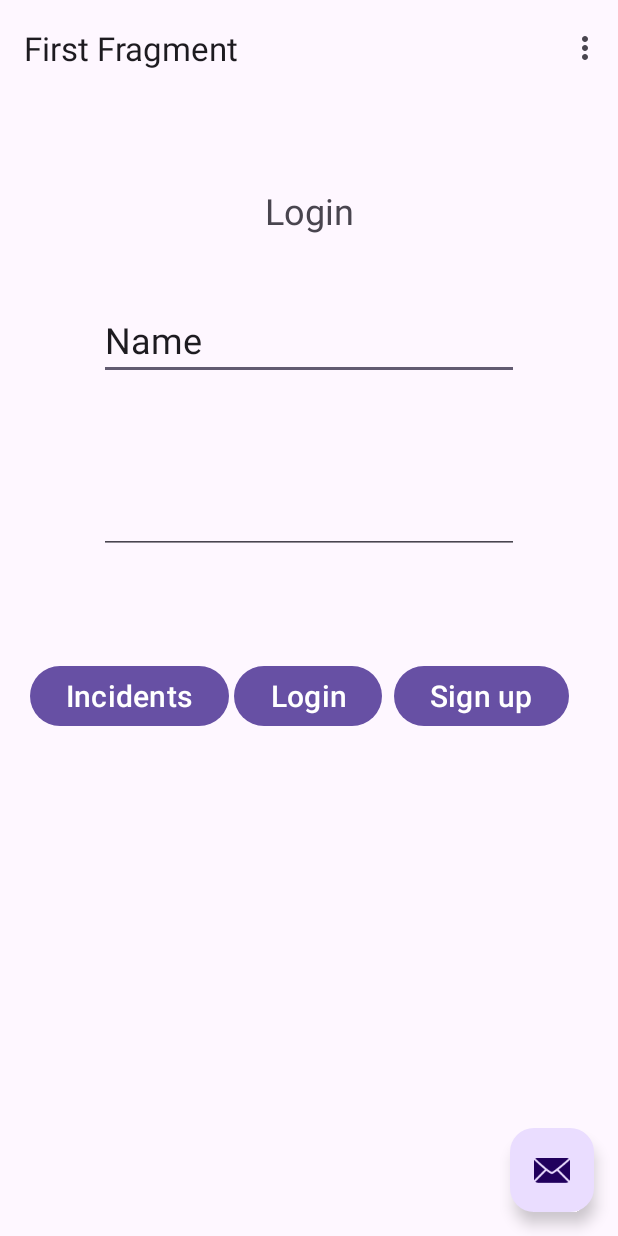
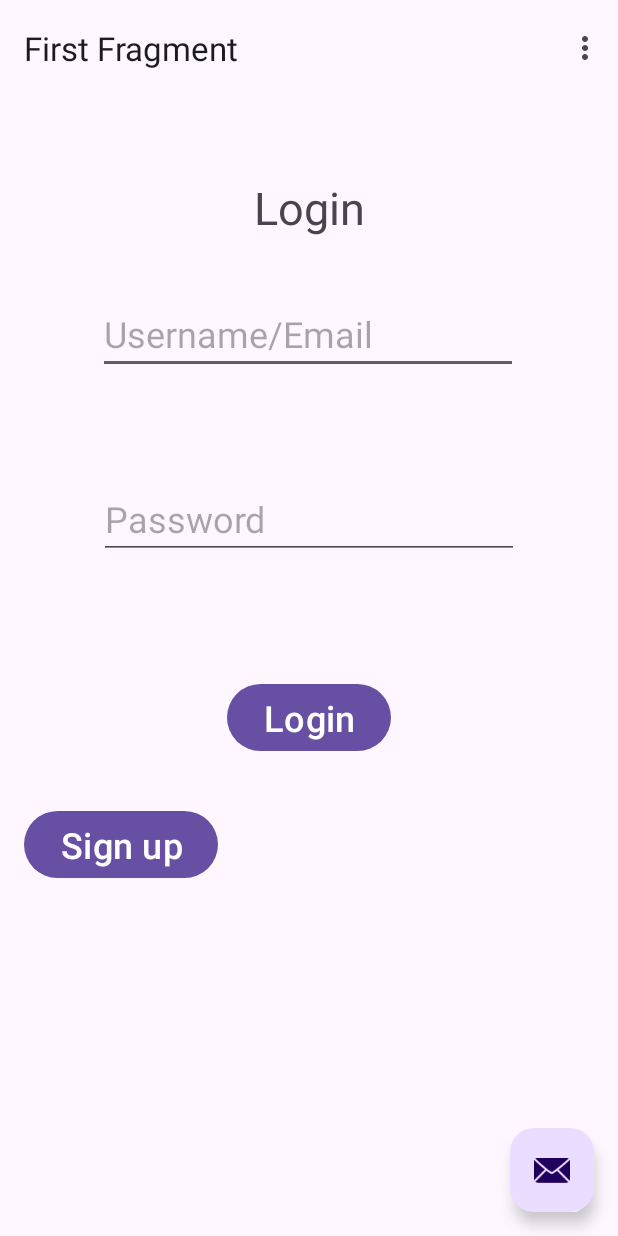
Before and after one commit to Geoermeidis/SmartAlertAndroid, an Android app: the screen it shows after launch (MainActivity), on a phone screen of 412 x 824 dp. Run offline under Robolectric (Android 15) with nearby library versions, the light colour scheme and no system bars; our stand-ins replace navigation-ui.

Commit message:
Fixed registration, created submit incident fragment

```diff
--- a/app/src/main/AndroidManifest.xml
+++ b/app/src/main/AndroidManifest.xml
@@ -2,6 +2,7 @@
 <manifest xmlns:android="http://schemas.android.com/apk/res/android"
     xmlns:tools="http://schemas.android.com/tools">
     <uses-permission android:name="android.permission.INTERNET" />
+    <uses-feature android:name="android.hardware.camera" android:required="false" />
     <application
         android:allowBackup="true"
         android:dataExtractionRules="@xml/data_extraction_rules"
@@ -11,11 +12,11 @@
         android:roundIcon="@mipmap/ic_launcher_round"
         android:supportsRtl="true"
         android:theme="@style/Theme.SmartAlertProject"
-        tools:targetApi="31">
+        tools:targetApi="34">
+
         <activity
             android:name=".MainActivity"
             android:exported="true"
-            android:label="@string/app_name"
             android:theme="@style/Theme.SmartAlertProject">
             <intent-filter>
                 <action android:name="android.intent.action.MAIN" />
--- a/app/src/main/res/layout/fragment_first.xml
+++ b/app/src/main/res/layout/fragment_first.xml
@@ -15,51 +15,34 @@
             android:id="@+id/button_login"
             android:layout_width="wrap_content"
             android:layout_height="wrap_content"
-            android:layout_marginTop="360dp"
+            android:layout_marginTop="372dp"
             android:text="Login"
-            android:textSize="20sp"
+            android:textSize="24sp"
             app:layout_constraintEnd_toEndOf="parent"
-            app:layout_constraintHorizontal_bias="0.498"
             app:layout_constraintStart_toStartOf="parent"
             app:layout_constraintTop_toTopOf="parent" />
-
-        <Button
-            android:id="@+id/button_incidents"
-            android:layout_width="wrap_content"
-            android:layout_height="wrap_content"
-            android:text="Incidents"
-            android:textSize="20sp"
-            app:layout_constraintBottom_toBottomOf="parent"
-            app:layout_constraintEnd_toStartOf="@+id/button_login"
-            app:layout_constraintHorizontal_bias="0.552"
-            app:layout_constraintStart_toStartOf="parent"
-            app:layout_constraintTop_toTopOf="parent"
-            app:layout_constraintVertical_bias="1.0" />
 
         <Button
             android:id="@+id/button_signup"
             android:layout_width="wrap_content"
             android:layout_height="wrap_content"
+            android:layout_marginTop="32dp"
             android:text="Sign up"
-            android:textSize="20sp"
-            app:layout_constraintBottom_toBottomOf="parent"
-            app:layout_constraintEnd_toEndOf="parent"
-            app:layout_constraintHorizontal_bias="0.32"
-            app:layout_constraintStart_toEndOf="@+id/button_login"
-            app:layout_constraintTop_toTopOf="parent"
-            app:layout_constraintVertical_bias="1.0" />
+            android:textSize="24sp"
+            app:layout_constraintTop_toBottomOf="@+id/button_login"
+            tools:layout_editor_absoluteX="130dp" />
 
         <EditText
             android:id="@+id/text_name"
             android:layout_width="wrap_content"
             android:layout_height="wrap_content"
-            android:layout_marginTop="120dp"
+            android:layout_marginTop="116dp"
             android:ems="10"
+            android:hint="Username/Email"
             android:inputType="text"
-            android:text="Name"
             android:textSize="24sp"
             app:layout_constraintEnd_toEndOf="parent"
-            app:layout_constraintHorizontal_bias="0.497"
+            app:layout_constraintHorizontal_bias="0.495"
             app:layout_constraintStart_toStartOf="parent"
             app:layout_constraintTop_toTopOf="parent" />
 
@@ -68,6 +51,7 @@
             android:layout_width="wrap_content"
             android:layout_height="wrap_content"
             android:ems="10"
+            android:hint="Password"
             android:inputType="textPassword"
             android:textSize="24sp"
             app:layout_constraintBottom_toTopOf="@+id/button_login"
@@ -82,7 +66,7 @@
             android:layout_width="wrap_content"
             android:layout_height="wrap_content"
             android:text="Login"
-            android:textSize="24sp"
+            android:textSize="30sp"
             app:layout_constraintBottom_toTopOf="@+id/text_name"
             app:layout_constraintEnd_toEndOf="parent"
             app:layout_constraintStart_toStartOf="parent"
--- a/app/src/main/res/layout/fragment_second.xml
+++ b/app/src/main/res/layout/fragment_second.xml
@@ -8,7 +8,7 @@
     tools:context=".SecondFragment">
 
     <androidx.constraintlayout.widget.ConstraintLayout
-        android:id="@+id/text_required3"
+        android:id="@+id/constraintLayout"
         android:layout_width="match_parent"
         android:layout_height="match_parent"
         android:padding="16dp">
--- a/app/src/main/res/navigation/nav_graph.xml
+++ b/app/src/main/res/navigation/nav_graph.xml
@@ -14,6 +14,9 @@
         <action
             android:id="@+id/action_FirstFragment_to_SecondFragment"
             app:destination="@id/SecondFragment" />
+        <action
+            android:id="@+id/action_FirstFragment_to_submitIncidentFragment2"
+            app:destination="@id/submitIncidentFragment2" />
     </fragment>
     <fragment
         android:id="@+id/SecondFragment"
@@ -25,4 +28,9 @@
             android:id="@+id/action_SecondFragment_to_FirstFragment"
             app:destination="@id/FirstFragment" />
     </fragment>
+    <fragment
+        android:id="@+id/submitIncidentFragment2"
+        android:name="com.unipi.smartalertproject.CivilianFragments.SubmitIncidentFragment"
+        android:label="fragment_submit_incident"
+        tools:layout="@layout/fragment_submit_incident" />
 </navigation>
--- a/app/src/main/res/values-night/themes.xml
+++ b/app/src/main/res/values-night/themes.xml
@@ -4,4 +4,9 @@
         <!-- Customize your dark theme here. -->
         <!-- <item name="colorPrimary">@color/my_dark_primary</item> -->
     </style>
+
+    <style name="ThemeOverlay.SmartAlertProject.FullscreenContainer" parent="">
+        <item name="fullscreenBackgroundColor">@color/light_blue_900</item>
+        <item name="fullscreenTextColor">@color/light_blue_A400</item>
+    </style>
 </resources>
--- a/app/src/main/res/values/colors.xml
+++ b/app/src/main/res/values/colors.xml
@@ -3,4 +3,9 @@
     <color name="black">#FF000000</color>
     <color name="white">#FFFFFFFF</color>
     <color name="red">#FFFF0000</color>
+    <color name="light_blue_600">#FF039BE5</color>
+    <color name="light_blue_900">#FF01579B</color>
+    <color name="light_blue_A200">#FF40C4FF</color>
+    <color name="light_blue_A400">#FF00B0FF</color>
+    <color name="black_overlay">#66000000</color>
 </resources>
--- a/app/src/main/res/values/strings.xml
+++ b/app/src/main/res/values/strings.xml
@@ -43,4 +43,8 @@
         libero vel nunc consequat, quis tincidunt nisl eleifend. Cras bibendum enim a justo luctus
         vestibulum. Fusce dictum libero quis erat maximus, vitae volutpat diam dignissim.
     </string>
+    <string name="dummy_button">Dummy Button</string>
+    <string name="dummy_content">DUMMY\nCONTENT</string>
+    <!-- TODO: Remove or change this placeholder text -->
+    <string name="hello_blank_fragment">Hello blank fragment</string>
 </resources>
--- a/app/src/main/res/values/themes.xml
+++ b/app/src/main/res/values/themes.xml
@@ -6,4 +6,9 @@
     </style>
 
     <style name="Theme.SmartAlertProject" parent="Base.Theme.SmartAlertProject" />
+
+    <style name="ThemeOverlay.SmartAlertProject.FullscreenContainer" parent="">
+        <item name="fullscreenBackgroundColor">@color/light_blue_600</item>
+        <item name="fullscreenTextColor">@color/light_blue_A200</item>
+    </style>
 </resources>
```
Also changed, not shown: app/src/main/java/com/unipi/smartalertproject/FirstFragment.kt (+17 -10 lines), app/src/main/java/com/unipi/smartalertproject/SecondFragment.kt (+5 -5 lines), app/src/main/java/com/unipi/smartalertproject/api/AuthManager.kt (+31 -0 lines).
